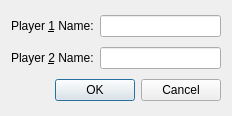
a1miro/game_programming_using_qt_code, file Chapter03/ver12/tictactoe/configurationdialog.ui: the form before one commit.
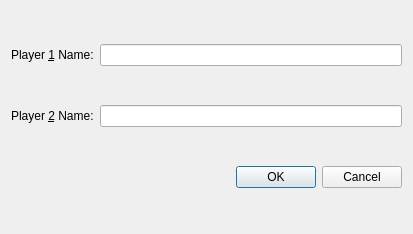
The form after the commit.

```diff
--- a/Chapter03/ver12/tictactoe/configurationdialog.ui
+++ b/Chapter03/ver12/tictactoe/configurationdialog.ui
@@ -6,8 +6,8 @@
    <rect>
     <x>0</x>
     <y>0</y>
-    <width>232</width>
-    <height>116</height>
+    <width>413</width>
+    <height>234</height>
    </rect>
   </property>
   <property name="windowTitle">
```
Left out of the diff: 8 changed lines with no effect on the pictures.
